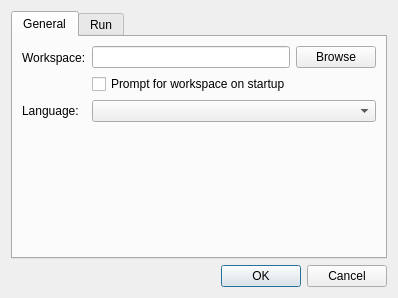
Old version of the form source/src/options.ui in the repository ufopleds/DengueME.
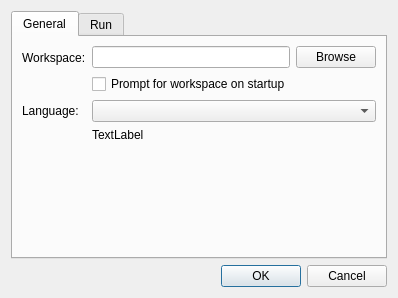
New version of the form.

```diff
--- a/source/src/options.ui
+++ b/source/src/options.ui
@@ -86,6 +86,13 @@
          </item>
         </layout>
        </item>
+       <item row="6" column="1">
+        <widget class="QLabel" name="languageMessage">
+         <property name="text">
+          <string>TextLabel</string>
+         </property>
+        </widget>
+       </item>
       </layout>
      </widget>
      <widget class="QWidget" name="tab_2">
```
Left out of the diff: 4 changed lines with no effect on the pictures.
